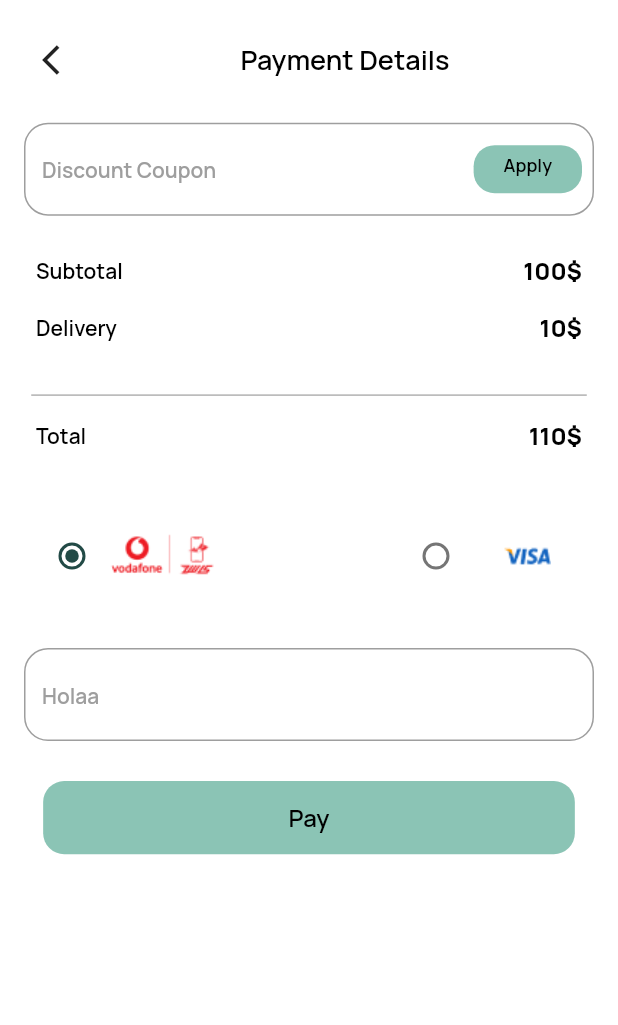
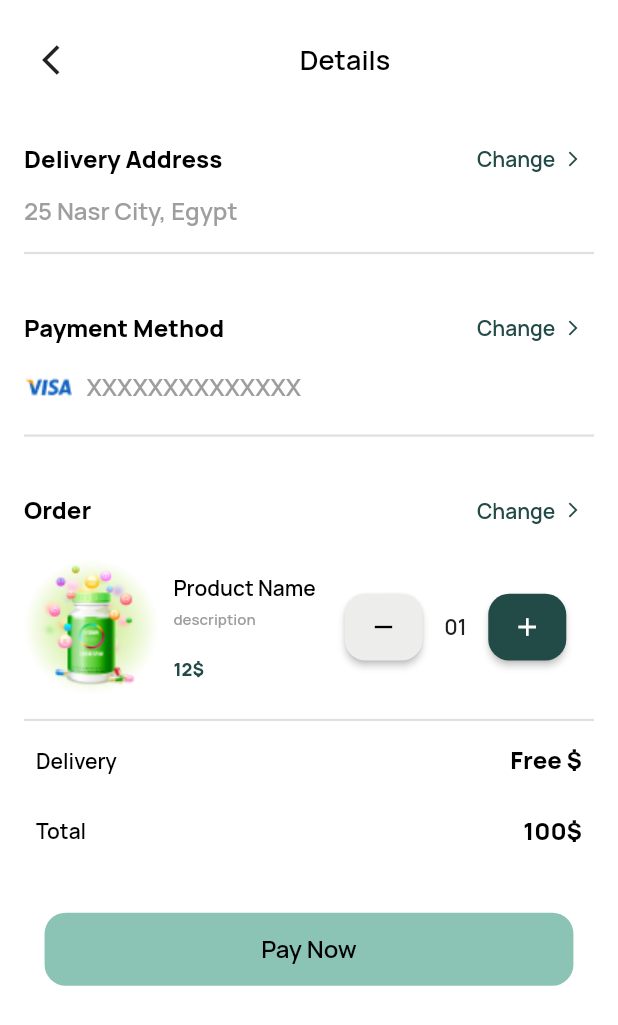
Before and after one commit to Mohamedihab29592/pillMate, a Flutter app: the screen it shows after launch, on a phone screen of 412 x 824 dp. Shown: the top 1025 px of the screen. Run offline on Flutter 3.47's test engine with Material 2 defaults, Android fonts, the light colour scheme and no system bars; our stand-ins replace flutter_screenutil, fluttertoast, google_fonts, shared_preferences.

Commit message:
Add details screen and related assets

```diff
--- a/lib/core/routes/app_routes.dart
+++ b/lib/core/routes/app_routes.dart
@@ -1,4 +1,5 @@
 import 'package:flutter/material.dart';
+import 'package:pill_mate/features/payment/presentation/screens/details_screens.dart';
 import 'package:pill_mate/features/payment/presentation/screens/payment_screen.dart';
 
 import '../../features/initial/splash/splash.dart';
@@ -6,14 +7,17 @@ import '../../features/initial/splash/splash.dart';
 class Routes {
   static const String initialRoute = '/';
   static const String paymentScreen = '/paymentScreen';
+  static const String detailsScreen = '/detailsScreen';
 }
 
 Widget appRoutes(String route, dynamic arg) {
   switch (route) {
     case Routes.initialRoute:
-      return const PaymentScreen();
+      return const SplashScreen();
     case Routes.paymentScreen:
       return const PaymentScreen();
+    case Routes.detailsScreen:
+      return const DetailsScreen();
 
     default:
       return const Scaffold(
--- a/lib/core/utils/app_assets.dart
+++ b/lib/core/utils/app_assets.dart
@@ -13,4 +13,5 @@ class ImageAssets {
   /// payment screen
   static const String vodCash = '${baseUrl}vodcash.png';
   static const String visa = '${baseUrl}visa.png';
+  static const String product = '${baseUrl}product.png';
 }
--- a/lib/core/utils/app_colors.dart
+++ b/lib/core/utils/app_colors.dart
@@ -12,4 +12,5 @@ class AppColors {
   static const Color black = Colors.black;
   static const Color transparent = Colors.transparent;
   static const Color darkGreen = Color(0xff224A46);
+  static const Color lightGrey = Color(0xffededec);
 }
--- a/lib/core/utils/app_strings.dart
+++ b/lib/core/utils/app_strings.dart
@@ -19,4 +19,10 @@ class AppStrings {
   static const String enterCardnNum = 'Enter Your Card Number';
   static const String expiryDate = 'Expiry Date';
   static const String cvv = 'CVV';
+
+  /// details screen
+  static const String details = 'Details';
+  static const String deliveryAddress = 'Delivery Address';
+  static const String paymentMethod = 'Payment Method';
+  static const String order = 'Order';
 }
--- /dev/null
+++ b/lib/features/payment/presentation/components/custom_change_button.dart
@@ -0,0 +1,37 @@
+import 'package:flutter/material.dart';
+import 'package:flutter_screenutil/flutter_screenutil.dart';
+import 'package:pill_mate/core/utils/app_colors.dart';
+import 'package:pill_mate/core/utils/app_text-style.dart';
+
+class CustomChangeButton extends StatelessWidget {
+  const CustomChangeButton({
+    super.key,
+    required this.onPressed,
+  });
+  final void Function() onPressed;
+  @override
+  Widget build(BuildContext context) {
+    return TextButton(
+        style: ButtonStyle(
+            overlayColor: MaterialStateProperty.all(AppColors.transparent)),
+        onPressed: onPressed,
+        child: Row(
+          mainAxisAlignment: MainAxisAlignment.center,
+          crossAxisAlignment: CrossAxisAlignment.center,
+          children: [
+            Text(
+              'Change',
+              style: regularStyle(color: AppColors.darkGreen, fontSize: 14),
+            ),
+            SizedBox(
+              width: 6.w,
+            ),
+            const Icon(
+              Icons.arrow_forward_ios,
+              color: AppColors.darkGreen,
+              size: 12,
+            )
+          ],
+        ));
+  }
+}
--- /dev/null
+++ b/lib/features/payment/presentation/components/custom_payment_method_row.dart
@@ -0,0 +1,29 @@
+import 'package:flutter/material.dart';
+import 'package:flutter_screenutil/flutter_screenutil.dart';
+import 'package:pill_mate/core/utils/app_assets.dart';
+import 'package:pill_mate/core/utils/app_colors.dart';
+import 'package:pill_mate/core/utils/app_text-style.dart';
+
+class CustomPaymentMethodDataRow extends StatelessWidget {
+  const CustomPaymentMethodDataRow({
+    super.key,
+    required this.data,
+  });
+  final String data;
+
+  @override
+  Widget build(BuildContext context) {
+    return Row(
+      children: [
+        Image.asset(ImageAssets.visa),
+        SizedBox(
+          width: 10.w,
+        ),
+        Text(
+          data,
+          style: regularStyle(color: AppColors.grey, fontSize: 16),
+        ),
+      ],
+    );
+  }
+}
--- /dev/null
+++ b/lib/features/payment/presentation/components/custom_product_name_price_desc.dart
@@ -0,0 +1,44 @@
+import 'package:flutter/material.dart';
+import 'package:flutter_screenutil/flutter_screenutil.dart';
+import 'package:pill_mate/core/utils/app_colors.dart';
+import 'package:pill_mate/core/utils/app_text-style.dart';
+
+class CustomProductNameDescriptionPriceColumn extends StatelessWidget {
+  const CustomProductNameDescriptionPriceColumn({
+    super.key,
+    required this.productName,
+    required this.description,
+    required this.price,
+  });
+  final String productName;
+  final String description;
+  final String price;
+
+  @override
+  Widget build(BuildContext context) {
+    return Column(
+      mainAxisAlignment: MainAxisAlignment.start,
+      crossAxisAlignment: CrossAxisAlignment.start,
+      children: [
+        Text(
+          productName,
+          style: regularStyle(color: AppColors.black, fontSize: 14),
+        ),
+        SizedBox(
+          height: 5.h,
+        ),
+        Text(
+          description,
+          style: regularStyle(color: AppColors.grey, fontSize: 10),
+        ),
+        SizedBox(
+          height: 20.h,
+        ),
+        Text(
+          '$price\$',
+          style: boldStyle(color: AppColors.darkGreen, fontSize: 12),
+        ),
+      ],
+    );
+  }
+}
--- /dev/null
+++ b/lib/features/payment/presentation/components/custom_square_button.dart
@@ -0,0 +1,35 @@
+import 'package:flutter/material.dart';
+import 'package:flutter_screenutil/flutter_screenutil.dart';
+import 'package:pill_mate/core/utils/app_colors.dart';
+
+class CustomSquareButtom extends StatelessWidget {
+  const CustomSquareButtom({
+    super.key,
+    required this.color,
+    this.iconColor = AppColors.white,
+    required this.onPressed,
+    required this.icon,
+  });
+  final Color color;
+  final Color iconColor;
+  final void Function() onPressed;
+  final IconData icon;
+
+  @override
+  Widget build(BuildContext context) {
+    return MaterialButton(
+      minWidth: 15.w,
+      height: 50.h,
+      onPressed: onPressed,
+      color: color,
+      shape: RoundedRectangleBorder(
+        borderRadius: BorderRadius.circular(14),
+      ),
+      child: Icon(
+        icon,
+        color: iconColor,
+        size: 20,
+      ),
+    );
+  }
+}
--- /dev/null
+++ b/lib/features/payment/presentation/components/custom_title_with_button_row.dart
@@ -0,0 +1,29 @@
+import 'package:flutter/material.dart';
+import 'package:pill_mate/core/utils/app_colors.dart';
+import 'package:pill_mate/core/utils/app_text-style.dart';
+import 'package:pill_mate/features/payment/presentation/components/custom_change_button.dart';
+
+class CustomTitlewithButtonRow extends StatelessWidget {
+  const CustomTitlewithButtonRow({
+    super.key,
+    required this.title,
+    required this.onPressed,
+  });
+  final String title;
+  final void Function() onPressed;
+  @override
+  Widget build(BuildContext context) {
+    return Row(
+      mainAxisAlignment: MainAxisAlignment.spaceBetween,
+      children: [
+        Text(
+          title,
+          style: boldStyle(color: AppColors.black, fontSize: 16),
+        ),
+        CustomChangeButton(
+          onPressed: onPressed,
+        )
+      ],
+    );
+  }
+}
--- /dev/null
+++ b/lib/features/payment/presentation/screens/details_screens.dart
@@ -0,0 +1,143 @@
+import 'package:flutter/material.dart';
+import 'package:flutter_screenutil/flutter_screenutil.dart';
+import 'package:pill_mate/core/utils/app_assets.dart';
+import 'package:pill_mate/core/utils/app_colors.dart';
+import 'package:pill_mate/core/utils/app_strings.dart';
+import 'package:pill_mate/core/utils/app_text-style.dart';
+import 'package:pill_mate/core/widgets/custom_appbar.dart';
+import 'package:pill_mate/core/widgets/custom_button.dart';
+import 'package:pill_mate/features/payment/presentation/components/custom_change_button.dart';
+import 'package:pill_mate/features/payment/presentation/components/custom_payment_method_row.dart';
+import 'package:pill_mate/features/payment/presentation/components/custom_product_name_price_desc.dart';
+import 'package:pill_mate/features/payment/presentation/components/custom_row_receipt.dart';
+import 'package:pill_mate/features/payment/presentation/components/custom_square_button.dart';
+import 'package:pill_mate/features/payment/presentation/components/custom_title_with_button_row.dart';
+
+class DetailsScreen extends StatelessWidget {
+  const DetailsScreen({super.key});
+
+  @override
+  Widget build(BuildContext context) {
+    return Scaffold(
+      body: SafeArea(
+          child: SingleChildScrollView(
+        physics: const BouncingScrollPhysics(),
+        child: Padding(
+          padding: const EdgeInsets.all(16.0),
+          child: Column(
+            // crossAxisAlignment: CrossAxisAlignment.start,
+            children: [
+              const CustomAppBar(title: AppStrings.details),
+              SizedBox(
+                height: 20.h,
+              ),
+              CustomTitlewithButtonRow(
+                onPressed: () {},
+                title: AppStrings.deliveryAddress,
+              ),
+              Row(
+                children: [
+                  Text(
+                    '25 Nasr City, Egypt',
+                    style: regularStyle(color: AppColors.grey, fontSize: 16),
+                  ),
+                ],
+              ),
+              SizedBox(
+                height: 10.h,
+              ),
+              const Divider(
+                thickness: 1.5,
+              ),
+              SizedBox(
+                height: 20.h,
+              ),
+              CustomTitlewithButtonRow(
+                onPressed: () {},
+                title: AppStrings.paymentMethod,
+              ),
+              const CustomPaymentMethodDataRow(
+                data: 'XXXXXXXXXXXXXX',
+              ),
+              SizedBox(
+                height: 10.h,
+              ),
+              const Divider(
+                thickness: 1.5,
+              ),
+              SizedBox(
+                height: 20.h,
+              ),
+              CustomTitlewithButtonRow(
+                onPressed: () {},
+                title: AppStrings.order,
+              ),
+              SizedBox(
+                height: 10.h,
+              ),
+              Row(
+                children: [
+                  Image.asset(ImageAssets.product),
+                  SizedBox(
+                    width: 10.w,
+                  ),
+                  const CustomProductNameDescriptionPriceColumn(
+                    productName: 'Product Name',
+                    description: 'description',
+                    price: '12',
+                  ),
+                  SizedBox(
+                    width: 20.w,
+                  ),
+                  CustomSquareButtom(
+                      color: AppColors.lightGrey,
+                      icon: Icons.remove,
+                      onPressed: () {},
+                      iconColor: AppColors.black),
+                  SizedBox(
+                    width: 15.w,
+                  ),
+                  Text(
+                    '01',
+                    style:
+                        regularStyle(color: AppColors.darkGrey, fontSize: 14),
+                  ),
+                  SizedBox(
+                    width: 15.w,
+                  ),
+                  CustomSquareButtom(
+                    color: AppColors.darkGreen,
+                    icon: Icons.add,
+                    onPressed: () {},
+                  ),
+                ],
+              ),
+              SizedBox(
+                height: 10.h,
+              ),
+              const Divider(
+                thickness: 1.5,
+              ),
+              CustomRowReceipt(text: AppStrings.delivery, price: 'Free '),
+              SizedBox(
+                height: 10.h,
+              ),
+              CustomRowReceipt(text: AppStrings.total, price: '100'),
+              SizedBox(
+                height: 40.h,
+              ),
+              CustomButton(
+                onTap: () {},
+                color: AppColors.kPrimaryColor,
+                text: 'Pay Now',
+                textStyle: regularStyle(color: AppColors.black, fontSize: 16),
+                horizontal: 150.w,
+                vertical: 15.h,
+              )
+            ],
+          ),
+        ),
+      )),
+    );
+  }
+}
--- a/lib/main.dart
+++ b/lib/main.dart
@@ -2,6 +2,7 @@ import 'package:flutter/material.dart';
 import 'package:flutter_screenutil/flutter_screenutil.dart';
 import 'package:pill_mate/core/routes/app_routes.dart';
 import 'package:pill_mate/core/utils/app_strings.dart';
+import 'package:pill_mate/features/payment/presentation/screens/details_screens.dart';
 // import 'package:pill_mate/features/initial/splash/splash.dart';
 import 'package:pill_mate/features/payment/presentation/screens/payment_screen.dart';
 
@@ -23,7 +24,7 @@ class MyApp extends StatelessWidget {
         debugShowCheckedModeBanner: false,
         title: AppStrings.appName,
         theme: AppThemes.lightMode,
-        home: PaymentScreen(),
+        home: const DetailsScreen(),
         onGenerateRoute: (settings) {
           return MaterialPageRoute(
             builder: (context) => appRoutes(settings.name!, settings.arguments),
```
Also changed, not shown: assets/images/product.png (added).
